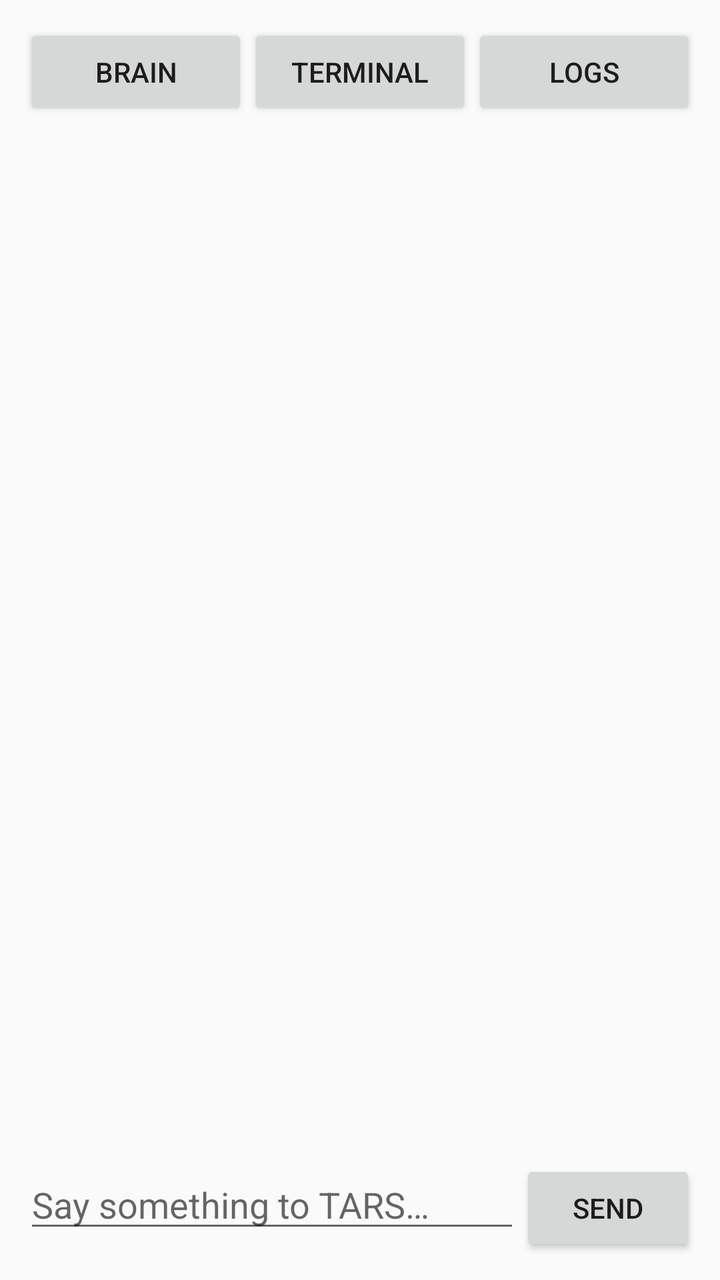
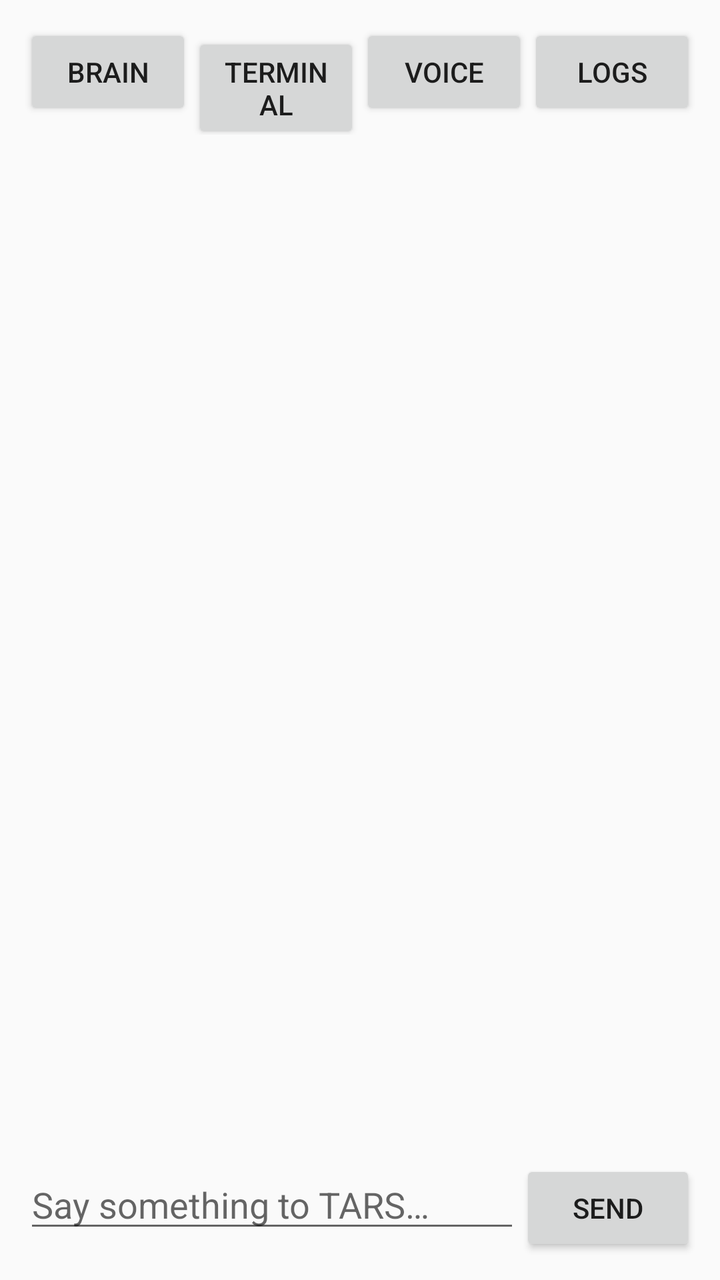

Screens rendered from an Android XML layout before and after an edit, with the pre-edit source and the edit as a unified diff.
<!-- AndroidManifest.xml: application theme Theme.AppCompat.DayNight -->
<!-- res/layout/activity_main.xml -->
<?xml version="1.0" encoding="utf-8"?>
<LinearLayout xmlns:android="http://schemas.android.com/apk/res/android"
    android:layout_width="match_parent"
    android:layout_height="match_parent"
    android:orientation="vertical"
    android:padding="12dp">

    <LinearLayout
        android:layout_width="match_parent"
        android:layout_height="wrap_content"
        android:orientation="horizontal"
        android:paddingBottom="6dp">

        <Button
            android:id="@+id/brain"
            android:layout_width="0dp"
            android:layout_height="wrap_content"
            android:layout_weight="1"
            android:minWidth="0dp"
            android:text="@string/brain" />

        <Button
            android:id="@+id/terminal"
            android:layout_width="0dp"
            android:layout_height="wrap_content"
            android:layout_weight="1"
            android:minWidth="0dp"
            android:text="@string/terminal" />

        <Button
            android:id="@+id/logs"
            android:layout_width="0dp"
            android:layout_height="wrap_content"
            android:layout_weight="1"
            android:minWidth="0dp"
            android:text="@string/logs" />
    </LinearLayout>

    <ScrollView
        android:id="@+id/scroll"
        android:layout_width="match_parent"
        android:layout_height="0dp"
        android:layout_weight="1">

        <TextView
            android:id="@+id/log"
            android:layout_width="match_parent"
            android:layout_height="wrap_content"
            android:textSize="16sp"
            android:fontFamily="monospace"
            android:textIsSelectable="true" />
    </ScrollView>

    <LinearLayout
        android:layout_width="match_parent"
        android:layout_height="wrap_content"
        android:orientation="horizontal"
        android:paddingTop="8dp">

        <EditText
            android:id="@+id/input"
            android:layout_width="0dp"
            android:layout_height="wrap_content"
            android:layout_weight="1"
            android:hint="@string/input_hint"
            android:inputType="textShortMessage|textMultiLine"
            android:maxLines="4" />

        <Button
            android:id="@+id/send"
            android:layout_width="wrap_content"
            android:layout_height="wrap_content"
            android:text="@string/send" />
    </LinearLayout>
</LinearLayout>
<!-- resources referenced by this layout -->
<resources>
  <string name="brain">Brain</string>
  <string name="input_hint">Say something to TARS…</string>
  <string name="logs">Logs</string>
  <string name="send">Send</string>
  <string name="terminal">Terminal</string>
</resources>

<!-- the commit's change to res/layout/activity_main.xml (unified diff, before → after) -->
@@ -26,6 +26,14 @@
             android:layout_weight="1"
             android:minWidth="0dp"
             android:text="@string/terminal" />
+
+        <Button
+            android:id="@+id/voice"
+            android:layout_width="0dp"
+            android:layout_height="wrap_content"
+            android:layout_weight="1"
+            android:minWidth="0dp"
+            android:text="@string/voice" />
 
         <Button
             android:id="@+id/logs"
<!-- resource entries referenced after the edit -->
@@ -5,5 +5,6 @@
   <string name="logs">Logs</string>
   <string name="send">Send</string>
   <string name="terminal">Terminal</string>
+  <string name="voice">Voice</string>
 </resources>
 
